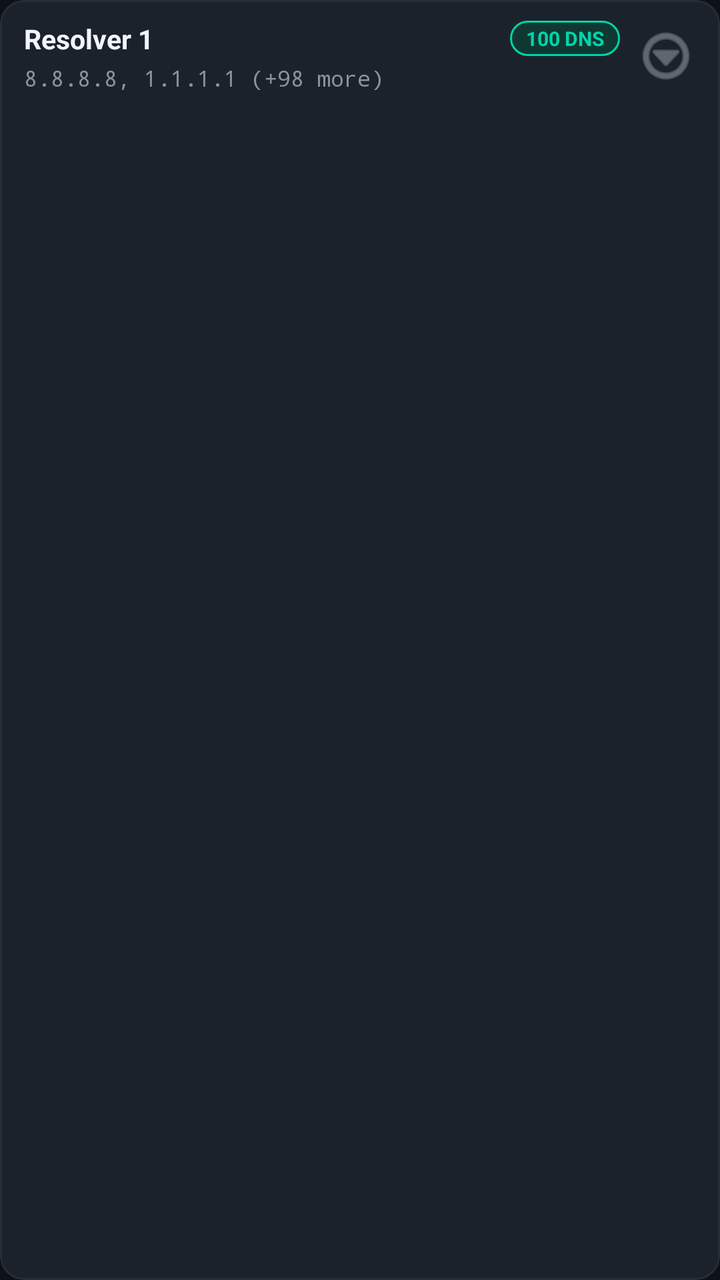
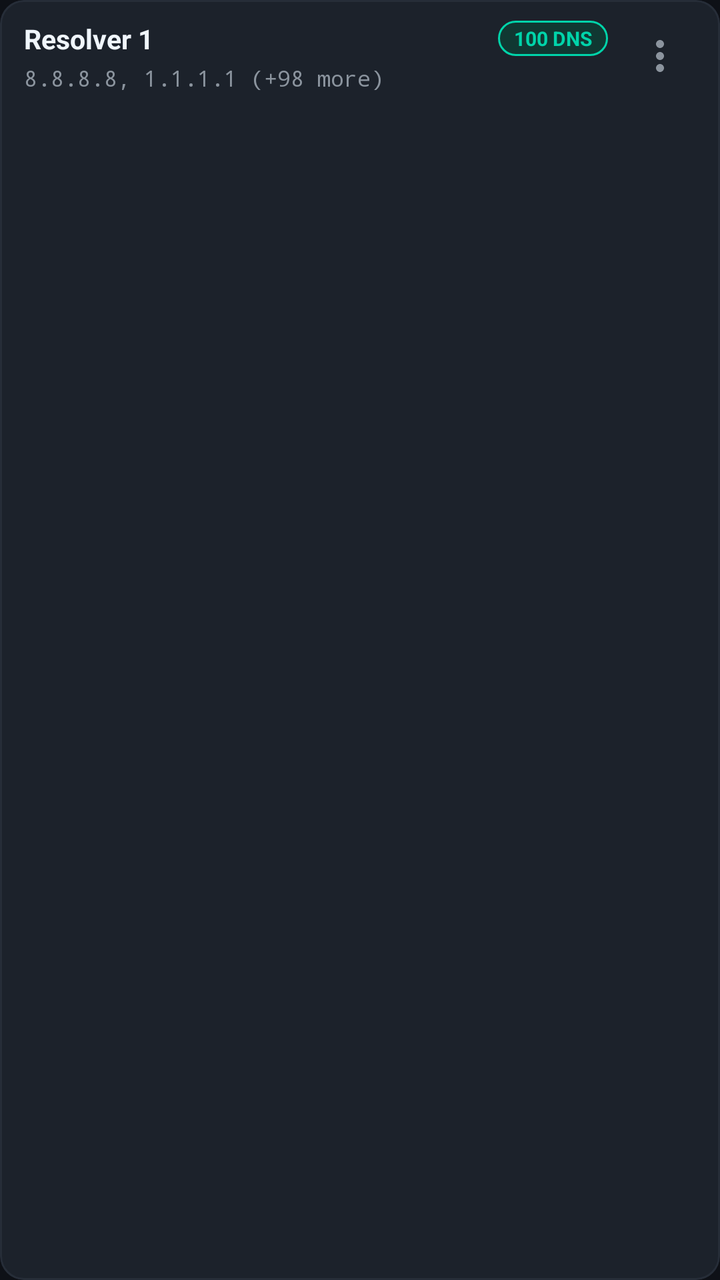

Screens rendered from an Android XML layout before and after an edit, with the pre-edit source and the edit as a unified diff.
<!-- AndroidManifest.xml: application theme Theme.AetherVpn -->
<!-- res/layout/item_soar_resolver_pack.xml -->
<?xml version="1.0" encoding="utf-8"?>
<com.google.android.material.card.MaterialCardView xmlns:android="http://schemas.android.com/apk/res/android"
    xmlns:app="http://schemas.android.com/apk/res-auto"
    android:id="@+id/cardResolverPack"
    style="@style/Widget.Aether.Card"
    android:layout_width="match_parent"
    android:layout_height="wrap_content"
    android:layout_marginBottom="8dp"
    android:clickable="true"
    android:focusable="true"
    app:cardBackgroundColor="@color/surface_elevated"
    app:cardCornerRadius="12dp"
    app:strokeWidth="1dp">

    <LinearLayout
        android:layout_width="match_parent"
        android:layout_height="wrap_content"
        android:gravity="center_vertical"
        android:orientation="horizontal"
        android:paddingHorizontal="12dp"
        android:paddingVertical="10dp">

        <LinearLayout
            android:layout_width="0dp"
            android:layout_height="wrap_content"
            android:layout_marginEnd="8dp"
            android:layout_weight="1"
            android:orientation="vertical">

            <LinearLayout
                android:layout_width="match_parent"
                android:layout_height="wrap_content"
                android:gravity="center_vertical"
                android:orientation="horizontal">

                <TextView
                    android:id="@+id/tvPackName"
                    android:layout_width="0dp"
                    android:layout_height="wrap_content"
                    android:layout_weight="1"
                    android:ellipsize="end"
                    android:maxLines="1"
                    android:text="Resolver 1"
                    android:textColor="@color/text_primary"
                    android:textSize="13.5sp"
                    android:textStyle="bold" />

                <TextView
                    android:id="@+id/tvPackCountBadge"
                    android:layout_width="wrap_content"
                    android:layout_height="wrap_content"
                    android:layout_marginStart="6dp"
                    android:background="@drawable/bg_pill_chain"
                    android:maxLines="1"
                    android:paddingHorizontal="8dp"
                    android:paddingVertical="2dp"
                    android:text="100 DNS"
                    android:textColor="@color/accent_primary"
                    android:textSize="10sp"
                    android:textStyle="bold" />
            </LinearLayout>

            <TextView
                android:id="@+id/tvPackPreview"
                android:layout_width="match_parent"
                android:layout_height="wrap_content"
                android:layout_marginTop="3dp"
                android:ellipsize="end"
                android:fontFamily="monospace"
                android:maxLines="1"
                android:text="8.8.8.8, 1.1.1.1 (+98 more)"
                android:textColor="@color/text_secondary"
                android:textSize="11sp" />
        </LinearLayout>

        <ImageButton
            android:id="@+id/btnPackMore"
            android:layout_width="30dp"
            android:layout_height="30dp"
            android:background="?attr/selectableItemBackgroundBorderless"
            android:contentDescription="Pack options"
            android:src="@android:drawable/ic_menu_more"
            app:tint="@color/text_secondary" />
    </LinearLayout>
</com.google.android.material.card.MaterialCardView>
<!-- resources referenced by this layout -->
<resources>
  <color name="accent_primary">#00D4AA</color>
  <color name="surface_elevated">#1C222B</color>
  <color name="text_primary">#F0F6FC</color>
  <color name="text_secondary">#8B949E</color>
  <!-- drawable bg_pill_chain (drawable) -->
  <?xml version="1.0" encoding="utf-8"?>
  <shape xmlns:android="http://schemas.android.com/apk/res/android"
      android:shape="rectangle">
      <solid android:color="@color/accent_primary_container" />
      <corners android:radius="999dp" />
      <stroke
          android:width="1dp"
          android:color="@color/accent_primary" />
  </shape>
  <style name="Widget.Aether.Card" parent="Widget.Material3.CardView.Outlined">
          <item name="cardBackgroundColor">@color/card_bg</item>
          <item name="strokeColor">@color/card_border</item>
          <item name="strokeWidth">1dp</item>
          <item name="cardCornerRadius">16dp</item>
          <item name="cardElevation">0dp</item>
      </style>
  <style name="Theme.AetherVpn" parent="Theme.Material3.Dark.NoActionBar">
          <item name="colorPrimary">@color/accent_primary</item>
          <item name="colorOnPrimary">@color/surface_bg</item>
          <item name="colorPrimaryContainer">@color/accent_primary_container</item>
          <item name="colorSecondary">@color/accent_secondary</item>
          <item name="colorOnSecondary">@color/text_primary</item>
          <item name="colorSurface">@color/card_bg</item>
          <item name="colorOnSurface">@color/text_primary</item>
          <item name="colorSurfaceVariant">@color/surface_elevated</item>
          <item name="colorOnSurfaceVariant">@color/text_secondary</item>
          <item name="colorOutline">@color/card_border</item>
          <item name="android:windowBackground">@color/surface_bg</item>
          <item name="android:statusBarColor">@color/surface_bg</item>
          <item name="android:navigationBarColor">@color/card_bg</item>
      </style>
  <color name="accent_primary_container">#103832</color>
  <color name="card_bg">#161B22</color>
  <color name="card_border">#262D38</color>
  <color name="surface_bg">#0E1117</color>
  <color name="accent_secondary">#3B82F6</color>
</resources>

<!-- the commit's change to res/layout/item_soar_resolver_pack.xml (unified diff, before → after) -->
@@ -46,6 +46,21 @@
                     android:textStyle="bold" />
 
                 <TextView
+                    android:id="@+id/tvPackActivePill"
+                    android:layout_width="wrap_content"
+                    android:layout_height="wrap_content"
+                    android:layout_marginStart="6dp"
+                    android:background="@drawable/bg_pill_chain"
+                    android:maxLines="1"
+                    android:paddingHorizontal="7dp"
+                    android:paddingVertical="2dp"
+                    android:text="Active"
+                    android:textColor="@color/log_success"
+                    android:textSize="9.5sp"
+                    android:textStyle="bold"
+                    android:visibility="gone" />
+
+                <TextView
                     android:id="@+id/tvPackCountBadge"
                     android:layout_width="wrap_content"
                     android:layout_height="wrap_content"
@@ -75,11 +90,12 @@
 
         <ImageButton
             android:id="@+id/btnPackMore"
-            android:layout_width="30dp"
-            android:layout_height="30dp"
+            android:layout_width="36dp"
+            android:layout_height="36dp"
             android:background="?attr/selectableItemBackgroundBorderless"
             android:contentDescription="Pack options"
-            android:src="@android:drawable/ic_menu_more"
+            android:padding="6dp"
+            android:src="@drawable/ic_more_vert_24"
             app:tint="@color/text_secondary" />
     </LinearLayout>
 </com.google.android.material.card.MaterialCardView>
<!-- resource entries referenced after the edit -->
@@ -1,6 +1,7 @@
 <!-- resources referenced by this layout -->
 <resources>
   <color name="accent_primary">#00D4AA</color>
+  <color name="log_success">#3FB950</color>
   <color name="surface_elevated">#1C222B</color>
   <color name="text_primary">#F0F6FC</color>
   <color name="text_secondary">#8B949E</color>
@@ -14,6 +15,16 @@
           android:width="1dp"
           android:color="@color/accent_primary" />
   </shape>
+  <!-- drawable ic_more_vert_24 (drawable) -->
+  <vector xmlns:android="http://schemas.android.com/apk/res/android"
+      android:width="24dp"
+      android:height="24dp"
+      android:viewportWidth="24"
+      android:viewportHeight="24">
+      <path
+          android:fillColor="#FFFFFFFF"
+          android:pathData="M12,8c1.1,0 2,-0.9 2,-2s-0.9,-2 -2,-2 -2,0.9 -2,2 0.9,2 2,2zM12,10c-1.1,0 -2,0.9 -2,2s0.9,2 2,2 2,-0.9 2,-2 -0.9,-2 -2,-2zM12,16c-1.1,0 -2,0.9 -2,2s0.9,2 2,2 2,-0.9 2,-2 -0.9,-2 -2,-2z" />
+  </vector>
   <style name="Widget.Aether.Card" parent="Widget.Material3.CardView.Outlined">
           <item name="cardBackgroundColor">@color/card_bg</item>
           <item name="strokeColor">@color/card_border</item>
